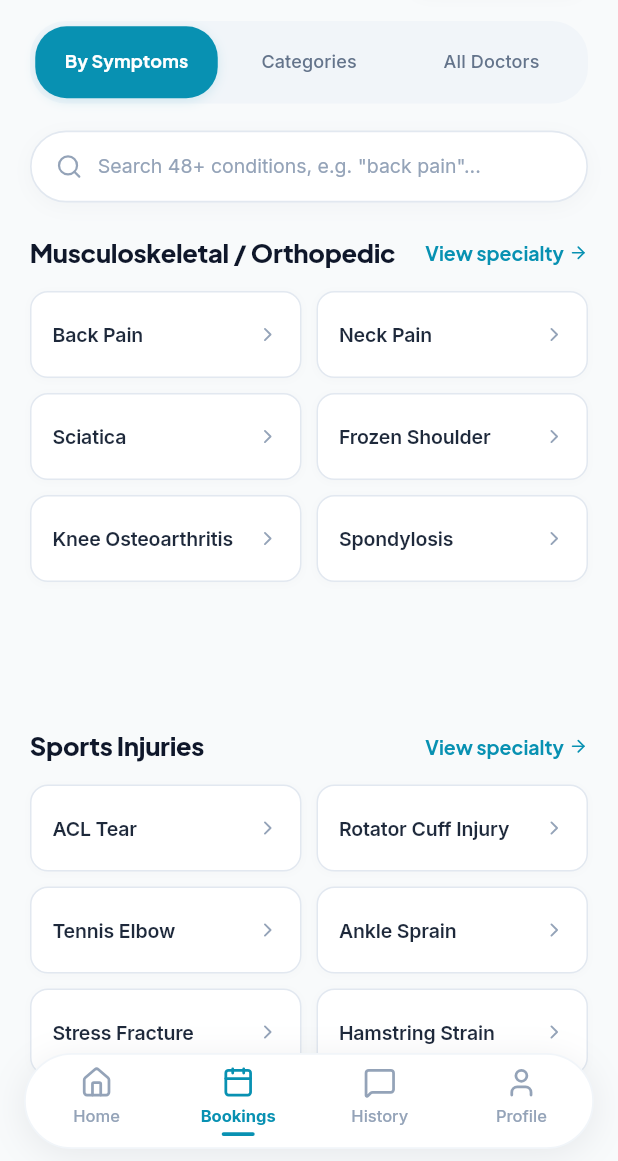
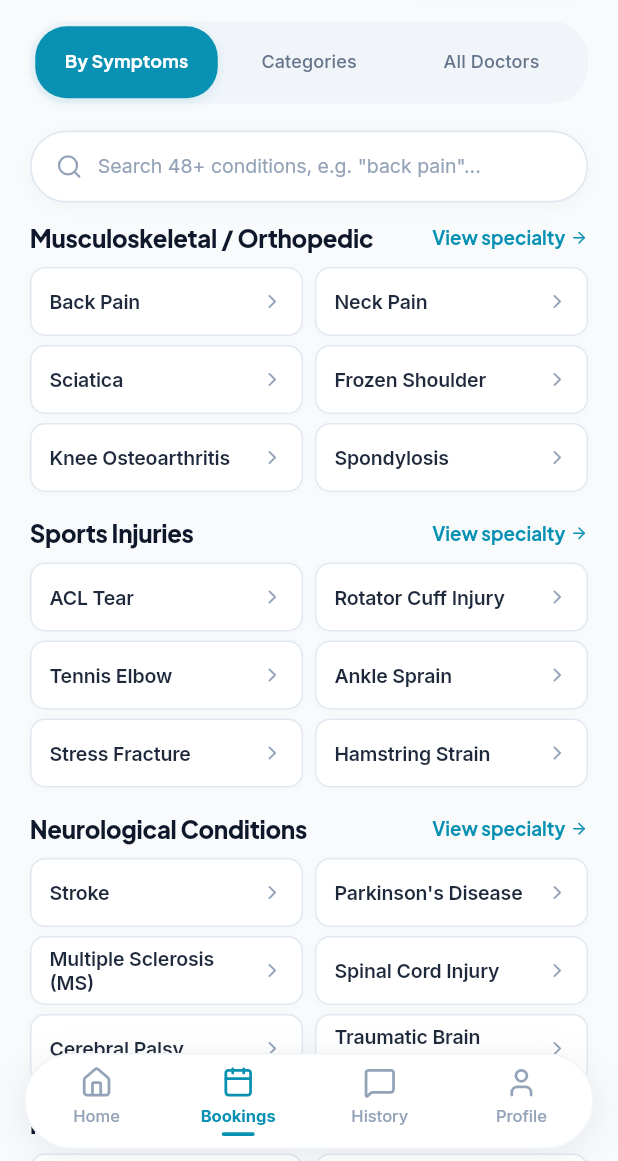
Before and after one commit to SyraSys/Physio-Prime, a Flutter app: the BookingMenuScreen screen opened by its route, on a phone screen of 412 x 824 dp, the part 75-1236 px from its top. Run offline on Flutter 3.47's test engine with Material 3 defaults, Android fonts, the phone set to English and light mode, and no system bars; our stand-ins replace cached_network_image, dio, flutter_riverpod, flutter_secure_storage, geocoding, geolocator and 6 more; missing offline and left inert: jitsi_meet_flutter_sdk, razorpay_flutter; accounts and stored records are empty; network calls fail.

Commit message:
fix(ui): remove unnecessary gaps between symptoms in catalogue and home screen

```diff
--- a/lib/features/home/presentation/home_screen.dart
+++ b/lib/features/home/presentation/home_screen.dart
@@ -749,7 +749,7 @@ class _HomeScreenState extends ConsumerState<HomeScreen> {
               // 6. FIND SPECIALIST BY SYMPTOMS SECTION
               // ==========================================
               Padding(
-                padding: const EdgeInsets.fromLTRB(20, 18, 20, 12),
+                padding: const EdgeInsets.fromLTRB(20, 12, 20, 8),
                 child: Row(
                   mainAxisAlignment: MainAxisAlignment.spaceBetween,
                   children: [
@@ -783,13 +783,13 @@ class _HomeScreenState extends ConsumerState<HomeScreen> {
                   if (symptoms.isEmpty) return const SizedBox.shrink();
 
                   return SizedBox(
-                    height: 98,
+                    height: 94,
                     child: ListView.separated(
                       scrollDirection: Axis.horizontal,
                       physics: const BouncingScrollPhysics(),
                       padding: const EdgeInsets.symmetric(horizontal: 20),
                       itemCount: symptoms.length,
-                      separatorBuilder: (context, index) => const SizedBox(width: 14),
+                      separatorBuilder: (context, index) => const SizedBox(width: 8),
                       itemBuilder: (context, index) {
                         final sym = symptoms[index];
                         return _SymptomTile(
@@ -812,7 +812,7 @@ class _HomeScreenState extends ConsumerState<HomeScreen> {
               // 7. BEST DOCTORS SECTION
               // ==========================================
               Padding(
-                padding: const EdgeInsets.fromLTRB(20, 20, 20, 12),
+                padding: const EdgeInsets.fromLTRB(20, 14, 20, 10),
                 child: Row(
                   mainAxisAlignment: MainAxisAlignment.spaceBetween,
                   children: [
@@ -991,7 +991,7 @@ class _SymptomTile extends StatelessWidget {
       onTap: onTap,
       borderRadius: BorderRadius.circular(30),
       child: SizedBox(
-        width: 76,
+        width: 66,
         child: Column(
           mainAxisSize: MainAxisSize.min,
           children: [
--- a/lib/features/home/presentation/widgets/conditions_catalogue_view.dart
+++ b/lib/features/home/presentation/widgets/conditions_catalogue_view.dart
@@ -161,14 +161,14 @@ class _ConditionsCatalogueViewState extends ConsumerState<ConditionsCatalogueVie
             ],
           ),
         ),
-        const SizedBox(height: 20),
+        const SizedBox(height: 12),
 
         // =====================================================================
         // 2. SEARCH RESULTS VIEW (When query is active)
         // =====================================================================
         if (isSearching) ...[
           Padding(
-            padding: const EdgeInsets.only(bottom: 12),
+            padding: const EdgeInsets.only(bottom: 8),
             child: Row(
               children: [
                 Text(
@@ -209,7 +209,7 @@ class _ConditionsCatalogueViewState extends ConsumerState<ConditionsCatalogueVie
           for (int i = 0; i < ConditionsCatalogue.allCategories.length; i++) ...[
             _buildCategorySection(ConditionsCatalogue.allCategories[i]),
             if (i < ConditionsCatalogue.allCategories.length - 1)
-              const SizedBox(height: 24),
+              const SizedBox(height: 16),
           ],
         ],
       ],
@@ -229,7 +229,7 @@ class _ConditionsCatalogueViewState extends ConsumerState<ConditionsCatalogueVie
               child: Text(
                 category.title,
                 style: GoogleFonts.plusJakartaSans(
-                  fontSize: 17,
+                  fontSize: 16,
                   fontWeight: FontWeight.w800,
                   color: const Color(0xFF0F172A),
                   letterSpacing: -0.2,
@@ -240,14 +240,14 @@ class _ConditionsCatalogueViewState extends ConsumerState<ConditionsCatalogueVie
             FluidPressable(
               onTap: () => _handleViewSpecialty(category.specialtySlug),
               child: Padding(
-                padding: const EdgeInsets.symmetric(vertical: 4),
+                padding: const EdgeInsets.symmetric(vertical: 2),
                 child: Row(
                   mainAxisSize: MainAxisSize.min,
                   children: [
                     Text(
                       'View specialty',
                       style: GoogleFonts.plusJakartaSans(
-                        fontSize: 13,
+                        fontSize: 12.5,
                         fontWeight: FontWeight.w700,
                         color: const Color(0xFF0891B2),
                       ),
@@ -255,7 +255,7 @@ class _ConditionsCatalogueViewState extends ConsumerState<ConditionsCatalogueVie
                     const SizedBox(width: 3),
                     const Icon(
                       LucideIcons.arrowRight,
-                      size: 13,
+                      size: 12,
                       color: Color(0xFF0891B2),
                     ),
                   ],
@@ -264,7 +264,7 @@ class _ConditionsCatalogueViewState extends ConsumerState<ConditionsCatalogueVie
             ),
           ],
         ),
-        const SizedBox(height: 12),
+        const SizedBox(height: 8),
 
         // Grid of Condition Cards: Title + Chevron only
         _buildResponsiveConditionGrid(category.conditions),
@@ -279,7 +279,7 @@ class _ConditionsCatalogueViewState extends ConsumerState<ConditionsCatalogueVie
         final int crossAxisCount;
         if (width >= 620) {
           crossAxisCount = 3;
-        } else if (width >= 350) {
+        } else if (width >= 330) {
           crossAxisCount = 2;
         } else {
           crossAxisCount = 1;
@@ -287,13 +287,14 @@ class _ConditionsCatalogueViewState extends ConsumerState<ConditionsCatalogueVie
 
         return GridView.builder(
           shrinkWrap: true,
+          padding: EdgeInsets.zero,
           physics: const NeverScrollableScrollPhysics(),
           itemCount: conditions.length,
           gridDelegate: SliverGridDelegateWithFixedCrossAxisCount(
             crossAxisCount: crossAxisCount,
-            mainAxisSpacing: 10,
-            crossAxisSpacing: 10,
-            mainAxisExtent: 58,
+            mainAxisSpacing: 6,
+            crossAxisSpacing: 8,
+            mainAxisExtent: 46,
           ),
           itemBuilder: (context, index) {
             final cond = conditions[index];
@@ -386,10 +387,10 @@ class ConditionCard extends StatelessWidget {
     return FluidPressable(
       onTap: onTap,
       child: Container(
-        padding: const EdgeInsets.symmetric(horizontal: 14, vertical: 10),
+        padding: const EdgeInsets.symmetric(horizontal: 12, vertical: 6),
         decoration: BoxDecoration(
           color: Colors.white,
-          borderRadius: BorderRadius.circular(12),
+          borderRadius: BorderRadius.circular(10),
           border: Border.all(color: const Color(0xFFE2E8F0), width: 1.0),
           boxShadow: const [
             BoxShadow(
```
